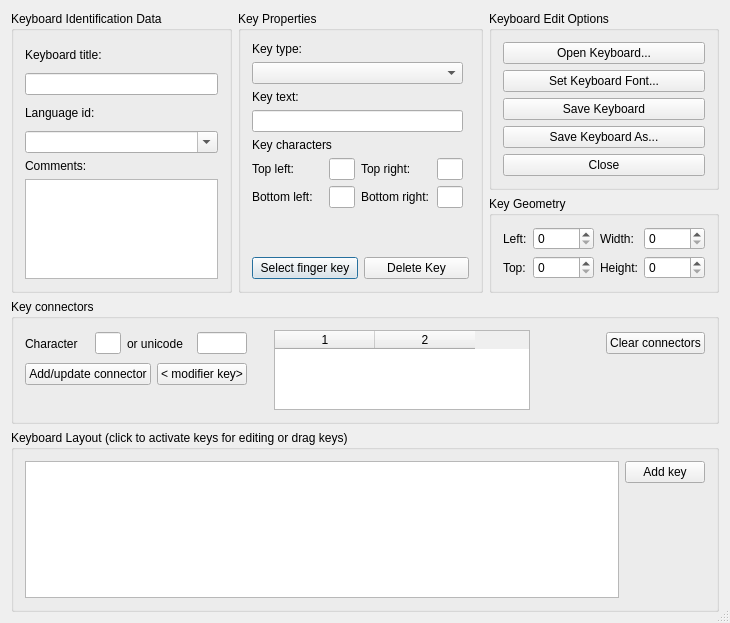
Above: src/ui/ktouchkeyboardeditordialog.ui from KDE/ktouch before the change. Below: the same form after it.
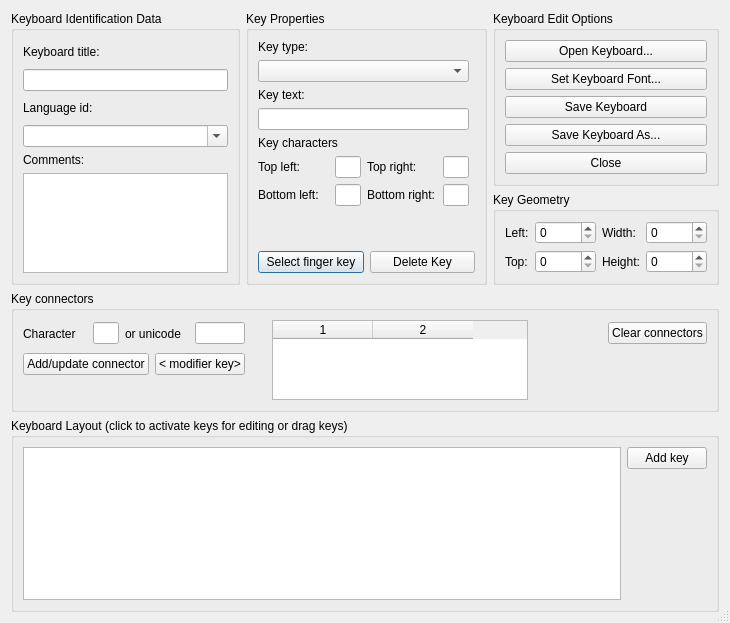
That is the form after the change. Custom widgets are drawn as their Qt base class.

```diff
--- a/src/ui/ktouchkeyboardeditordialog.ui
+++ b/src/ui/ktouchkeyboardeditordialog.ui
@@ -640,7 +640,6 @@
    </item>
   </layout>
  </widget>
- <layoutdefault spacing="6" margin="11" />
   <customwidgets>
   <customwidget>
    <class>KComboBox</class>
```
